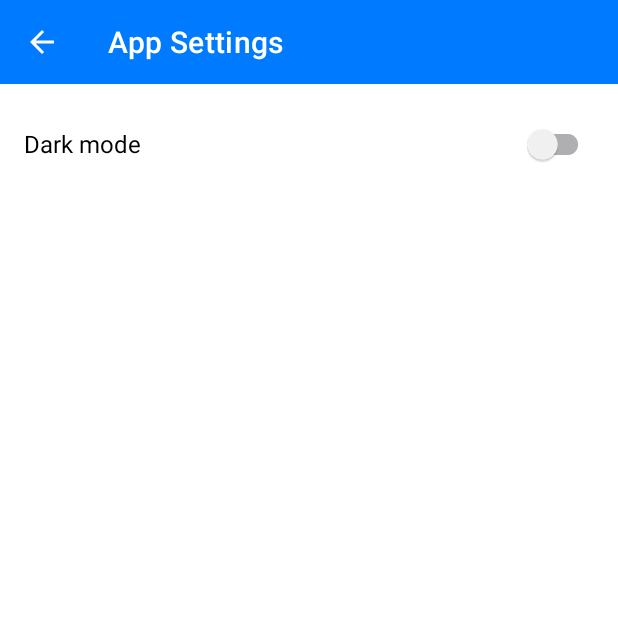
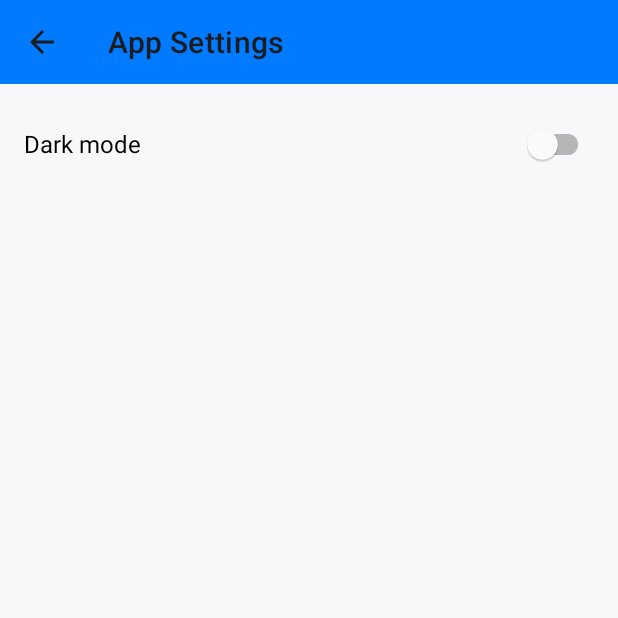
Before and after one commit to DilshaPrathibha/HyperZone, an Android app: the MainActivity screen opened directly, with no data from a screen before it, in the side drawer, after a tap on "Settings", on a phone screen of 412 x 824 dp, the top half of it. Run offline under Robolectric (Android 15) with nearby library versions, the light colour scheme and no system bars; 3 statements that could not run were skipped.

Commit message:
color theme changed

```diff
--- a/app/src/main/res/values-night/colors.xml
+++ b/app/src/main/res/values-night/colors.xml
@@ -1,16 +1,16 @@
 <?xml version="1.0" encoding="utf-8"?>
 <resources>
     <!-- Dark tokens -->
-    <color name="accent">#007AFF</color>
-    <color name="background">#FF121212</color>
-    <color name="textPrimary">#FFFFFFFF</color>
-    <color name="textSecondary">#FFBBBBBB</color>
-    <color name="cardBackground">#FF1E1E1E</color>
+    <color name="accent">#0A84FF</color>
+    <color name="background">#121212</color>
+    <color name="textPrimary">#F2F2F7</color>
+    <color name="textSecondary">#D1D1D6</color>
+    <color name="cardBackground">#000000</color>
 
     <!-- Derived -->
-    <color name="onPrimary">#FFFFFFFF</color>
-    <color name="surface">@color/cardBackground</color>
+    <color name="onPrimary">#F2F2F7</color>
+    <color name="surface">#000000</color>
 
     <!-- Splash (explicit solid color; silences hint) -->
-    <color name="splash_bg">#FF121212</color>
+    <color name="splash_bg">#121212</color>
 </resources>
--- a/app/src/main/res/values/colors.xml
+++ b/app/src/main/res/values/colors.xml
@@ -2,20 +2,20 @@
 <resources>
     <!-- Light tokens -->
     <color name="accent">#007AFF</color>
-    <color name="background">#FFFFFFFF</color>
-    <color name="white">#FFFFFFFF</color>
-    <color name="textPrimary">#FF000000</color>
-    <color name="textSecondary">#FF444444</color>
-    <color name="cardBackground">#FFF5F5F5</color>
-    <color name="colorOnSurface">#1D1B20</color>
+    <color name="background">#F8F8FA</color>
+    <color name="white">#FFFFFF</color>
+    <color name="textPrimary">#1C1C1E</color>
+    <color name="textSecondary">#6E6E73</color>
+    <color name="cardBackground">#FFFFFF</color>
+    <color name="colorOnSurface">#1C1C1E</color>
     <color name="colorSurfaceVariant">#E7E0EC</color>
 
     <!-- Derived -->
-    <color name="onPrimary">#FFFFFFFF</color>
-    <color name="surface">@color/cardBackground</color>
+    <color name="onPrimary">#1C1C1E</color>
+    <color name="surface">#FFFFFF</color>
 
     <!-- Splash (explicit solid color; silences hint) -->
-    <color name="splash_bg">#FFFFFFFF</color>
-    <color name="colorPrimary">#007AFF</color>
-    <color name="colorPrimaryVariant">#0051A8</color>
+    <color name="splash_bg">#FFFFFF</color>
+    <color name="colorPrimary">#F2F2F7</color>
+    <color name="colorPrimaryVariant">#C7C7CC</color>
 </resources>
```
Also changed, not shown: 7 other files.
